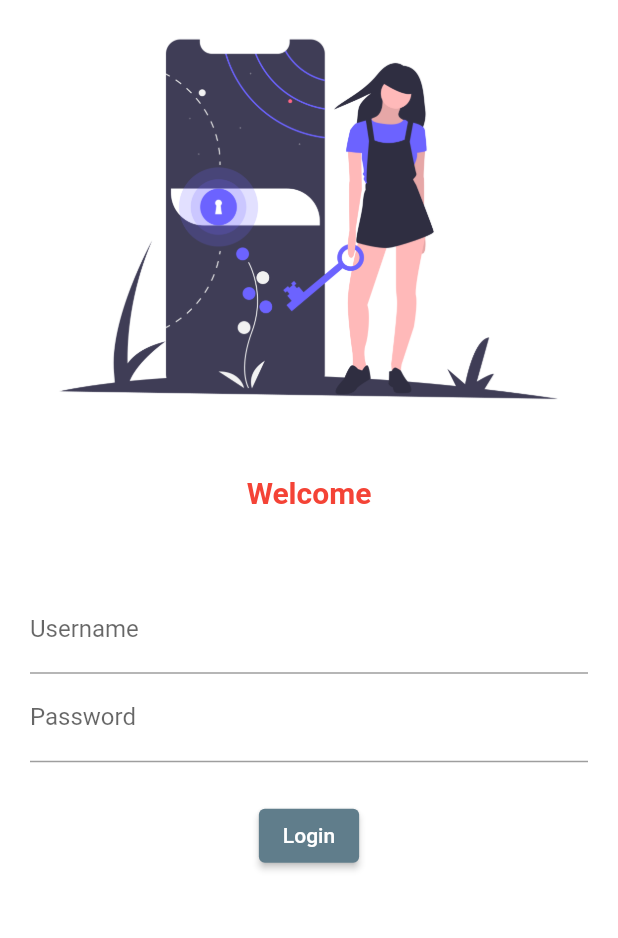
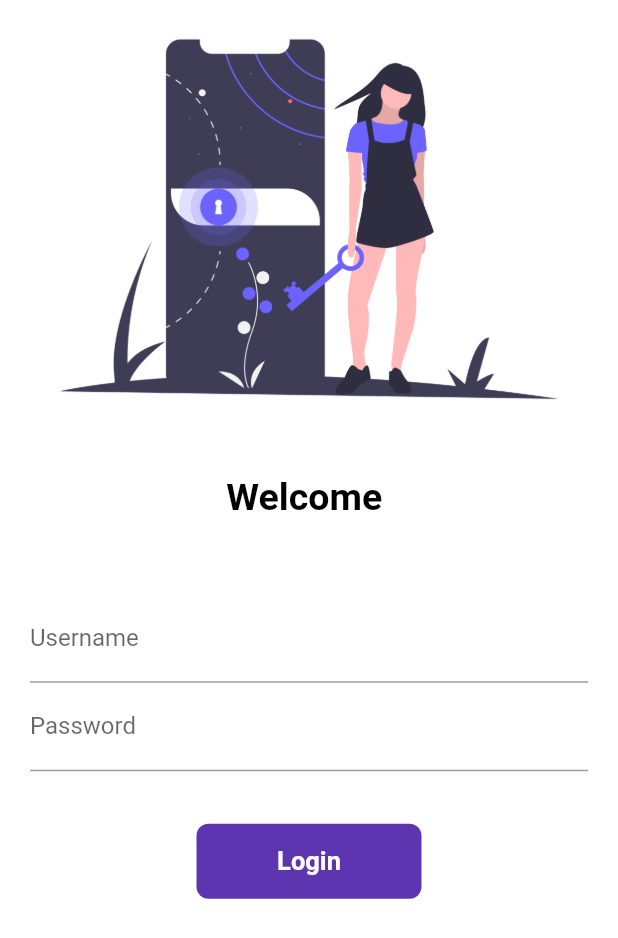
Before and after one commit to iamaniketgahiware/10daysOfFlutter, a Flutter app: the screen it shows after launch, on a phone screen of 412 x 824 dp. Shown: the top 938 px of the screen. Run offline on Flutter 3.47's test engine with Material 2 defaults, Android fonts, the phone set to English and light mode, and no system bars.

Commit message:
Day-5 Done

```diff
--- a/lib/login_page.dart
+++ b/lib/login_page.dart
@@ -1,20 +1,29 @@
 import 'package:flutter/material.dart';
+import 'package:flutter_app/utils/routes.dart';
 
-class LoginPage extends StatelessWidget {
+class LoginPage extends StatefulWidget {
   const LoginPage({Key? key}) : super(key: key);
 
+  @override
+  _LoginPageState createState() => _LoginPageState();
+}
+
+class _LoginPageState extends State<LoginPage> {
+  String name = "";
+  bool button = false;
   @override
   Widget build(BuildContext context) {
     return Material(
       color: Colors.white,
+      child: SingleChildScrollView(
         child: Column(
           children: [
             Image.asset("asset/imh.png"),
             SizedBox(height: 25),
-          Text("Welcome",
+            Text("Welcome $name",
                 style: TextStyle(
-                  fontSize: 20,
-                  color: Colors.red,
+                    fontSize: 25,
+                    color: Colors.black,
                     fontWeight: FontWeight.bold)),
             SizedBox(height: 25),
             Padding(
@@ -24,25 +33,51 @@ class LoginPage extends StatelessWidget {
                   TextFormField(
                     decoration: InputDecoration(
                         hintText: "Enter Username", labelText: "Username"),
+                    onChanged: (value) {
+                      name = value;
+                      setState(() {});
+                    },
                   ),
                   TextFormField(
                     obscureText: true,
                     decoration: InputDecoration(
                         hintText: "Enter Password", labelText: "Password"),
                   ),
-                SizedBox(height: 25),
-                ElevatedButton(
-                  child: Text("Login"),
-                  style: TextButton.styleFrom(),
-                  onPressed: () {
-                    print("hello");
+                  SizedBox(height: 35),
+                  InkWell(
+                    onTap: () async {
+                      setState(() {
+                        button = true;
+                      });
+                      await Future.delayed(Duration(seconds: 1));
+                      Navigator.pushNamed(context, MyRoutes.homeRoute);
                     },
+                    child: AnimatedContainer(
+                      duration: Duration(seconds: 1),
+                      height: 50,
+                      width: button ? 50 : 150,
+                      alignment: Alignment.center,
+                      child: button
+                          ? Icon(Icons.done, color: Colors.white)
+                          : Text(
+                              "Login",
+                              style: TextStyle(
+                                  fontWeight: FontWeight.bold,
+                                  color: Colors.white,
+                                  fontSize: 17),
                             ),
+                      decoration: BoxDecoration(
+                        color: Colors.deepPurple[600],
+                        borderRadius: BorderRadius.circular(button ? 50 : 8),
+                      ),
+                    ),
+                  )
                 ],
               ),
             )
           ],
         ),
+      ),
     );
   }
 }
--- a/lib/main.dart
+++ b/lib/main.dart
@@ -1,6 +1,7 @@
 import 'package:flutter/material.dart';
 import 'package:flutter_app/home_page.dart';
 import 'package:flutter_app/login_page.dart';
+import 'package:flutter_app/utils/routes.dart';
 
 void main() {
   runApp(MyApp());
@@ -23,8 +24,8 @@ class MyApp extends StatelessWidget {
       ),
       routes: {
         "/": (context) => LoginPage(),
-        "/home": (context) => HomePage(),
-        "/login": (context) => LoginPage(),
+        MyRoutes.homeRoute: (context) => HomePage(),
+        MyRoutes.loginRoute: (context) => LoginPage(),
       },
     );
   }
--- /dev/null
+++ b/lib/utils/routes.dart
@@ -0,0 +1,4 @@
+class MyRoutes {
+  static String loginRoute = "/login";
+  static String homeRoute = "/home";
+}
```
Lines whose indentation alone changed are shown as unchanged.
